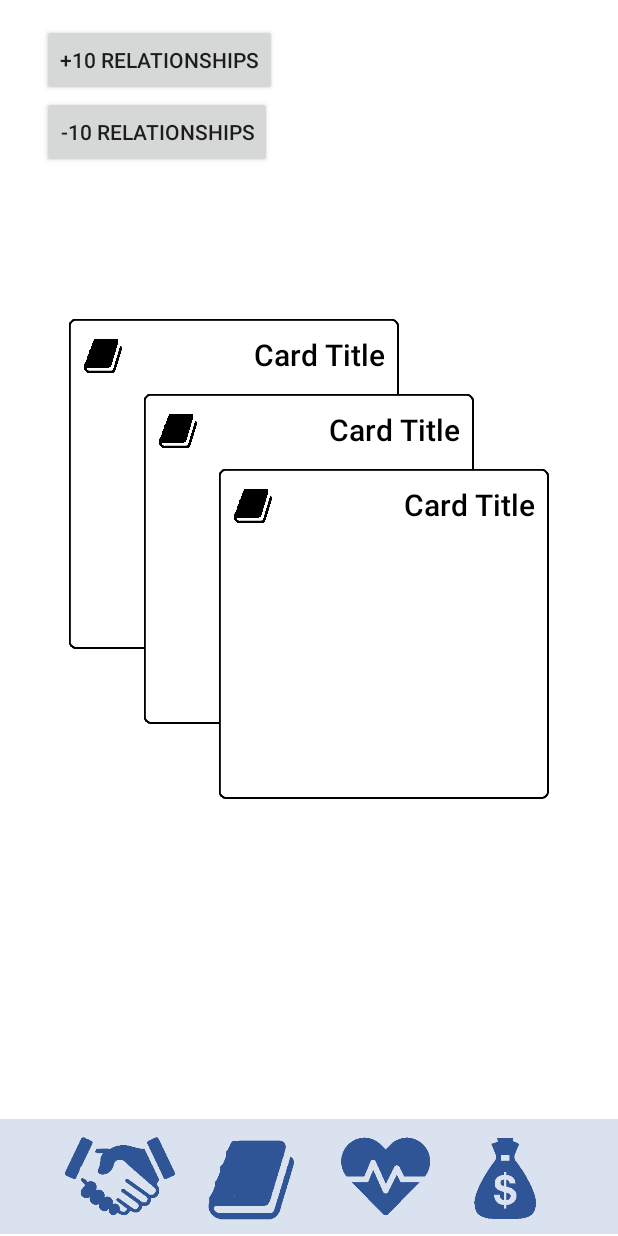
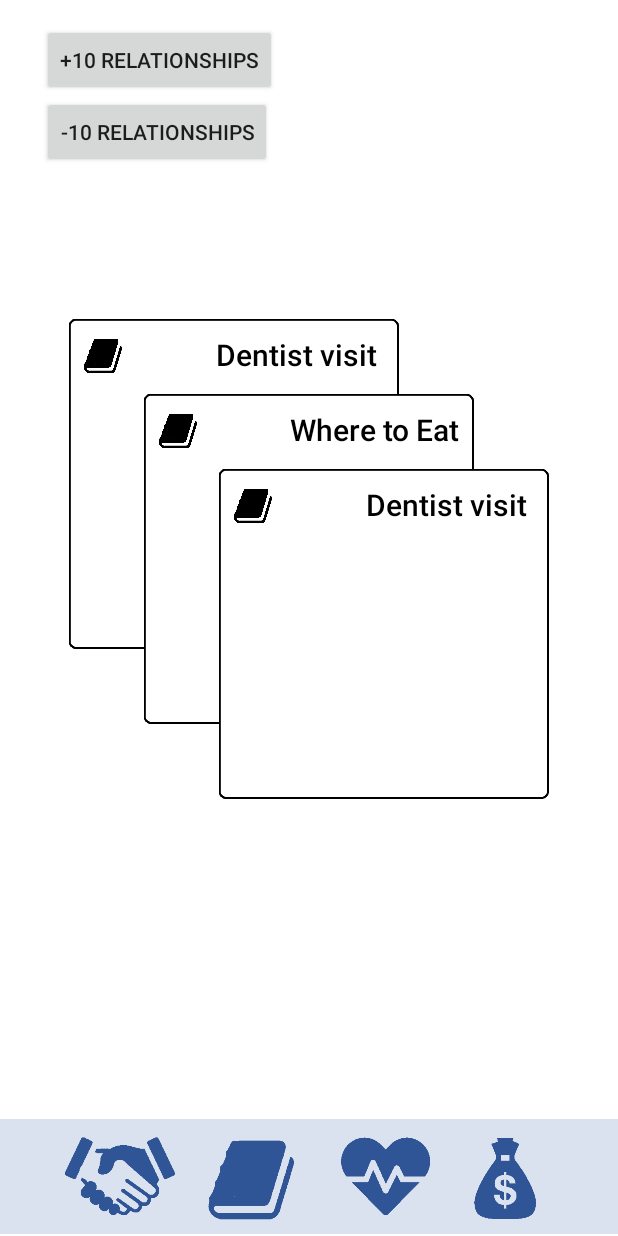
Before and after one commit to phydesmith/Adulting, an Android app: the CardSelection screen opened directly, with no data from a screen before it, on a phone screen of 412 x 824 dp. Run offline under Robolectric (Android 15) with nearby library versions, the phone set to English and light mode, and no system bars; our stand-ins replace Room's generated code.

Commit message:
observers used to update card titles and arrays to past to choice selection

```diff
--- a/app/src/main/java/com/example/adulting/CardSelection.kt
+++ b/app/src/main/java/com/example/adulting/CardSelection.kt
@@ -14,7 +14,7 @@ import androidx.lifecycle.Observer
 import androidx.lifecycle.ViewModel
 import androidx.lifecycle.ViewModelProvider
 import androidx.lifecycle.ViewModelProviders
-import com.example.adulting.components.Card
+import com.example.adulting.jdata.entity.Card
 import com.example.adulting.jdata.modelview.CardViewModel
 import kotlinx.android.synthetic.main.activity_card_selection.*
 import java.security.AccessController.getContext
@@ -68,24 +68,23 @@ class CardSelection : AppCompatActivity() {
         mVisible = true
 
         // Game Logic
-        cardViewModel = ViewModelProviders.of(this).get(CardViewModel::class.java)
-        //cardViewModel = CardViewModel(application)
-        cardViewModel.cards.observeForever{}
-        Log.println(Log.DEBUG, "Yeet", cardViewModel.cards.value?.get(0).toString() );
+        val randomTypes = getTypes();
+        val cards = IntArray(3) {0}
 
-        //Log.println(Log.DEBUG, "YEET", cardViewModel.cardList.get(0).toString() )
-
-        /*
-        cardViewModel = ViewModelProviders.of(this).get(CardViewModel::class.java)
-        val observer = Observer<List<com.example.adulting.jdata.entity.Card>> { list ->
-            var type = random.nextInt(4)
-            val relationship =
-
-
+        for ( i in 0 until 3) {
+            cardViewModel = ViewModelProviders.of(this).get(CardViewModel::class.java) // from tutorial
+            val observer = Observer<List<Card>> { list ->
+                cards[i] = random.nextInt(list.size)
+                if (i == 0) {
+                    backCardTitle.text = list.get(cards[i]).cardName
+                } else if (i == 1) {
+                    middleCardTitle.text = list.get(cards[i]).cardName
+                } else {
+                    frontCardTitle.text = list.get(cards[i]).cardName
+                }
+            }
+            cardViewModel.getCardsByType(randomTypes[i]).observe(this, observer)
         }
-        cardViewModel.cards.observe(this, observer)
-        */
-
 
 
         testAddR.setOnClickListener(View.OnClickListener {
@@ -97,24 +96,43 @@ class CardSelection : AppCompatActivity() {
             updateCatValues(-10, 'R')
         })
 
-        frontCard.setOnClickListener(View.OnClickListener {
+
+        backCard.setOnClickListener(View.OnClickListener {
             val myIntent = Intent(this, ChoiceScreen::class.java)
+            myIntent.putExtra("type", randomTypes[0])
+            myIntent.putExtra("card", cards[0])
             startActivityForResult(myIntent, 1234)
             delayedHide(0)
         })
         middleCard.setOnClickListener(View.OnClickListener {
             val myIntent = Intent(this, ChoiceScreen::class.java)
+            myIntent.putExtra("type", randomTypes[1])
+            myIntent.putExtra("card", cards[1])
             startActivityForResult(myIntent, 1234)
             delayedHide(0)
         })
-        backCard.setOnClickListener(View.OnClickListener {
+        frontCard.setOnClickListener(View.OnClickListener {
             val myIntent = Intent(this, ChoiceScreen::class.java)
+            myIntent.putExtra("type", randomTypes[2])
+            myIntent.putExtra("card", cards[2])
             startActivityForResult(myIntent, 1234)
             delayedHide(0)
         })
 
 
+
     }
+
+    // game functions
+    private fun getTypes() : IntArray{
+        val types = IntArray(3){0}
+        for ( i in 0 until 3 ){
+            types[i] = (random.nextInt(4)+1)
+        }
+        return types
+    }
+
+
 
     override fun onPostCreate(savedInstanceState: Bundle?) {
         super.onPostCreate(savedInstanceState)
--- a/app/src/main/java/com/example/adulting/MainActivity.kt
+++ b/app/src/main/java/com/example/adulting/MainActivity.kt
@@ -21,22 +21,6 @@ class MainActivity : AppCompatActivity() {
         super.onCreate(savedInstanceState)
         setContentView(R.layout.activity_main)
 
-        // View Model Testing
-        val viewModel = CardViewModel(application);
-        //Log.println(Log.DEBUG, "CARD: ", "Entry  " + i + ": " + viewModel.cards.value.get(0))
-
-        val cardObserver = Observer<List<Card>> { list ->
-            for (i in 0..list.size-1) {
-                Log.println(Log.DEBUG, "CARD: ", "Entry  " + i + ": " + list.get(i).toString())
-            }
-        }
-
-        //viewModel.cards.observe(this, cardObserver)
-        //Log.println(Log.DEBUG, "TEST", viewModel.cards.value.toString())
-        viewModel.relationshipCards.observeForever( cardObserver)
-
-
-
     }
 
     fun startGame(view: View) {
--- a/app/src/main/java/com/example/adulting/jdata/dao/CardDAO.java
+++ b/app/src/main/java/com/example/adulting/jdata/dao/CardDAO.java
@@ -49,13 +49,11 @@ public interface CardDAO {
                     + "WHERE card_types.typeID = 4"
     )
     LiveData<List<Card>> getWealthCards();
-/*
+
     @Query(
             "SELECT * FROM card_types "
                     + "INNER JOIN card_info ON card_info.cardTypeId = card_types.typeId "
-                    + "INNER JOIN responses ON responses.cardInfoId = card_info.cardInfoId"
+                    + "INNER JOIN responses ON responses.cardInfoId = card_info.cardInfoId WHERE card_types.typeId = :type"
     )
-    List<Card> getCardList();
-
- */
+    LiveData<List<Card>> getCardsByType(int type);
 }
--- a/app/src/main/java/com/example/adulting/jdata/modelview/CardViewModel.java
+++ b/app/src/main/java/com/example/adulting/jdata/modelview/CardViewModel.java
@@ -58,11 +58,14 @@ public class CardViewModel extends AndroidViewModel {
         repository.insert(response);
     }
 
-    public List<Card> getCardList() {
-        return cardList;
-    }
+    //public List<Card> getCardList() {
+   //     return cardList;
+    //}
 
     public LiveData<List<Card>> getCards(){return this.allCards;}
+
+    public LiveData<List<Card>> getCardsByType(int type) {return repository.getCardsByType(type); };
+
     public LiveData<List<Card>> getRelationshipCards() {return this.relationshipCards; }
     public LiveData<List<Card>> getEducationCards() {return this.educationCards; }
     public LiveData<List<Card>> getHealthCards() {return this.healthCards; }
--- a/app/src/main/java/com/example/adulting/jdata/repository/CardRepository.java
+++ b/app/src/main/java/com/example/adulting/jdata/repository/CardRepository.java
@@ -109,6 +109,9 @@ public class CardRepository {
     public List<Card> getCardList() { return cardList; }
 
     public LiveData<List<Card>> getCards() { return allCards; }
+
+    public LiveData<List<Card>> getCardsByType(int type) {return cardDAO.getCardsByType(type); };
+
     public LiveData<List<Card>> getRelationshipCards() { return relationshipCards; }
     public LiveData<List<Card>> getEducationCards() { return educationCards; }
     public LiveData<List<Card>> getHealthCards() { return  healthCards; }
--- a/app/src/main/res/layout/activity_card_selection.xml
+++ b/app/src/main/res/layout/activity_card_selection.xml
@@ -235,7 +235,7 @@
         android:contentDescription="@string/card_title"/>
 
     <TextView
-        android:id="@+id/frontCardTotal"
+        android:id="@+id/frontCardTitle"
         android:layout_width="142dp"
         android:layout_height="29dp"
         android:layout_marginTop="10dp"
```
